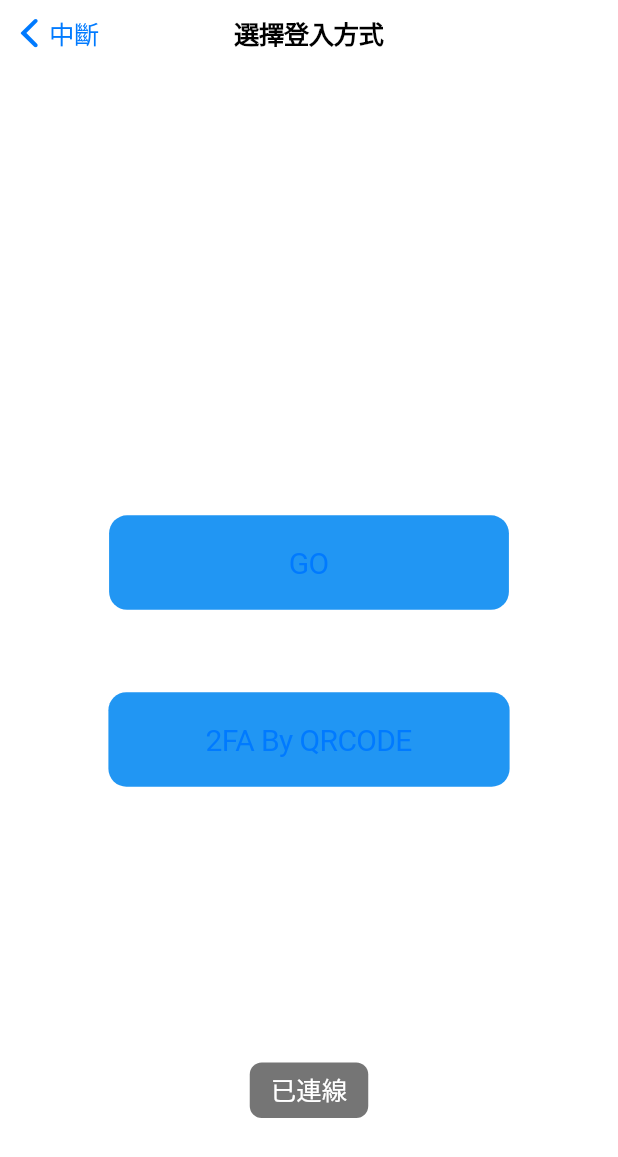
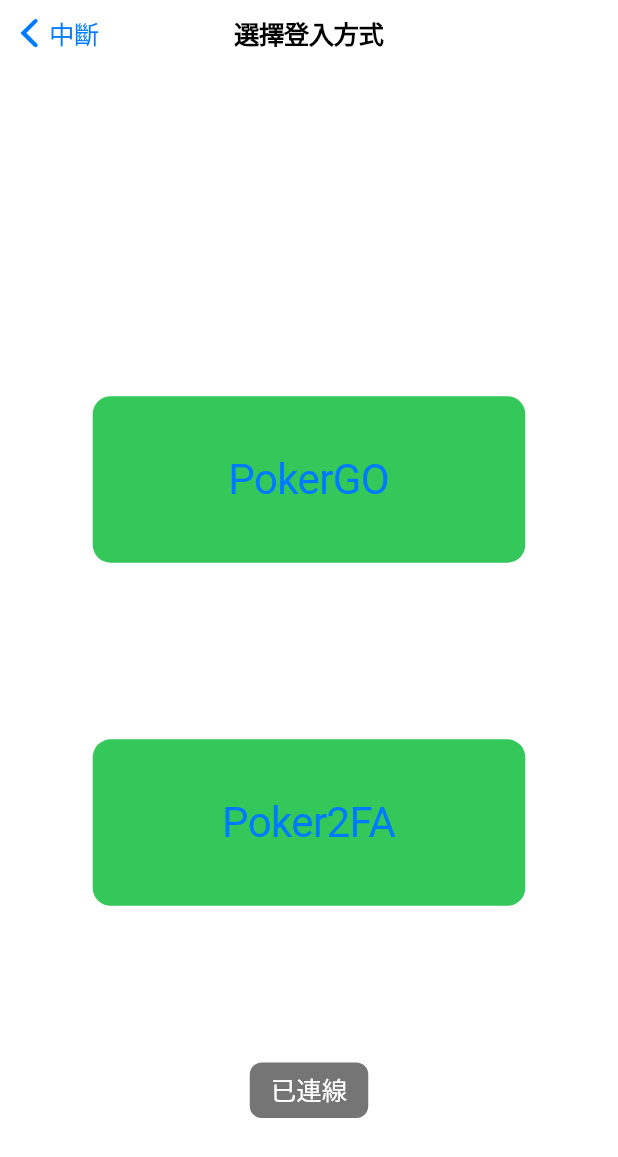
Before and after one commit to ACS106129/pokerpass, a Flutter app: the ModePage screen opened by its route, on a phone screen of 412 x 824 dp. Shown: the top 1157 px of the screen. Run offline on Flutter 3.47's test engine with Material 2 defaults, Android fonts, the phone set to English and light mode, and no system bars; our stand-ins replace bot_toast, permission_handler, qr_flutter; missing offline and left inert: flame, qrscan, window_size.

Commit message:
Update mode page

```diff
--- a/lib/page/mode_page.dart
+++ b/lib/page/mode_page.dart
@@ -81,53 +81,53 @@
   }
 
   Widget modePageContent(final BuildContext context, final Size contentSize) {
-    return Column(
-      mainAxisAlignment: MainAxisAlignment.center,
-      children: [
-        Container(
+    return Container(
       width: getSafeArea(context).width * 0.7,
       child: Column(
+        mainAxisAlignment: MainAxisAlignment.center,
+        crossAxisAlignment: CrossAxisAlignment.stretch,
         children: [
           // PokerPC or PokerGO mode
           setting.isDesktop
               ? CupertinoButton(
+                  child: Text(
+                    'PokerPC',
+                    style: TextStyle(fontSize: 28),
+                  ),
+                  color: CupertinoColors.activeGreen,
                   onPressed: () async {
                     // server number, session id and client number
-                        var result =
-                            await Navigator.pushNamed(context, PCPage.id);
+                    var result = await Navigator.pushNamed(context, PCPage.id);
                   },
-                      child: Text(
-                        'PC',
-                        style: TextStyle(fontSize: 20),
-                      ),
-                      color: Colors.blue,
-                      padding: const EdgeInsets.symmetric(
-                        horizontal: 120,
-                        vertical: 20,
+                  padding: EdgeInsets.symmetric(
+                    vertical: contentSize.height / 20,
                   ),
                 )
               : CupertinoButton(
-                      onPressed: () {},
                   child: Text(
-                        'GO',
-                        style: TextStyle(fontSize: 20),
+                    'PokerGO',
+                    style: TextStyle(fontSize: 28),
                   ),
-                      color: Colors.blue,
-                      padding: const EdgeInsets.symmetric(
-                        horizontal: 120,
-                        vertical: 20,
+                  color: CupertinoColors.activeGreen,
+                  onPressed: () async {},
+                  padding: EdgeInsets.symmetric(
+                    vertical: contentSize.height / 20,
                   ),
                 ),
           SizedBox(
-                height: getSafeArea(context).height / 15,
+            height: getSafeArea(context).height / 7,
           ),
           // Poker2FA mode
           CupertinoButton(
+            child: Text(
+              'Poker2FA',
+              style: TextStyle(fontSize: 28),
+            ),
+            color: CupertinoColors.activeGreen,
             onPressed: () async {
               if (!setting.isDesktop) {
                 if (await Permission.camera.status.isGranted) {
-                      var result = await Navigator.pushNamed(
-                          context, QRCodePage.id,
+                  var result = await Navigator.pushNamed(context, QRCodePage.id,
                       arguments: await scan());
                 } else {
                   await showCupertinoDialog(
@@ -149,24 +149,15 @@
                   );
                 }
               } else {
-                    var result =
-                        await Navigator.pushNamed(context, QRCodePage.id);
+                var result = await Navigator.pushNamed(context, QRCodePage.id);
               }
             },
-                child: Text(
-                  '2FA By QRCODE',
-                  style: TextStyle(fontSize: 20),
-                ),
-                color: Colors.blue,
-                padding: const EdgeInsets.symmetric(
-                  horizontal: 65,
-                  vertical: 20,
+            padding: EdgeInsets.symmetric(
+              vertical: contentSize.height / 20,
             ),
           ),
         ],
       ),
-        ),
-      ],
     );
   }
 }
```
Lines whose indentation alone changed are shown as unchanged.
